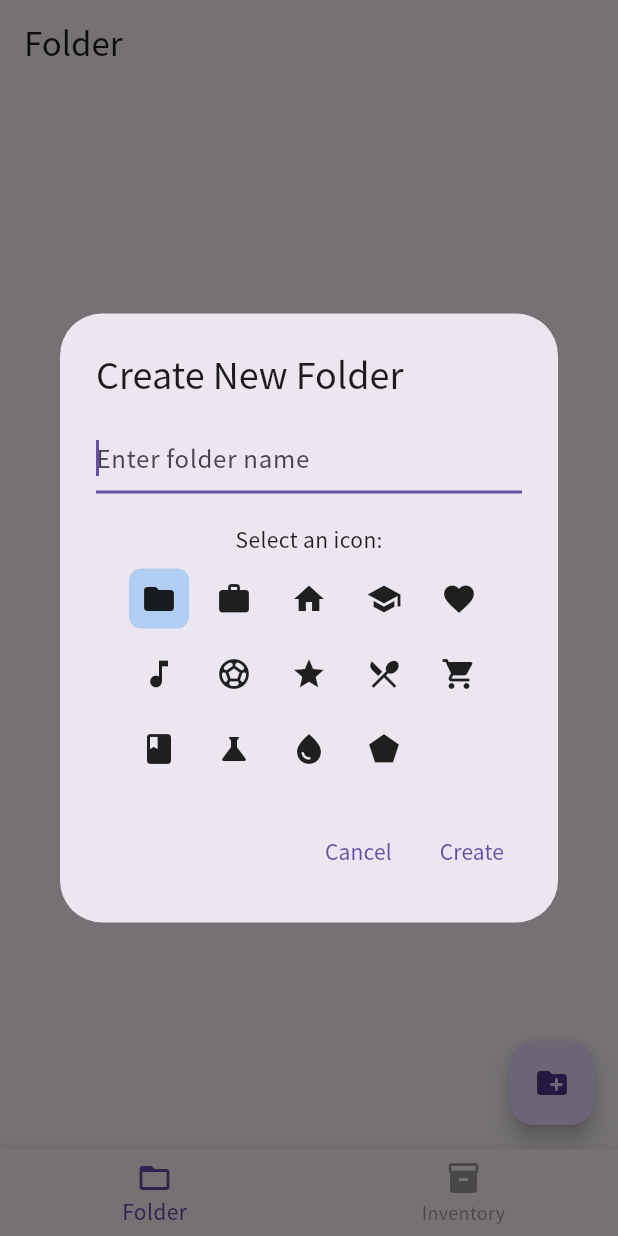
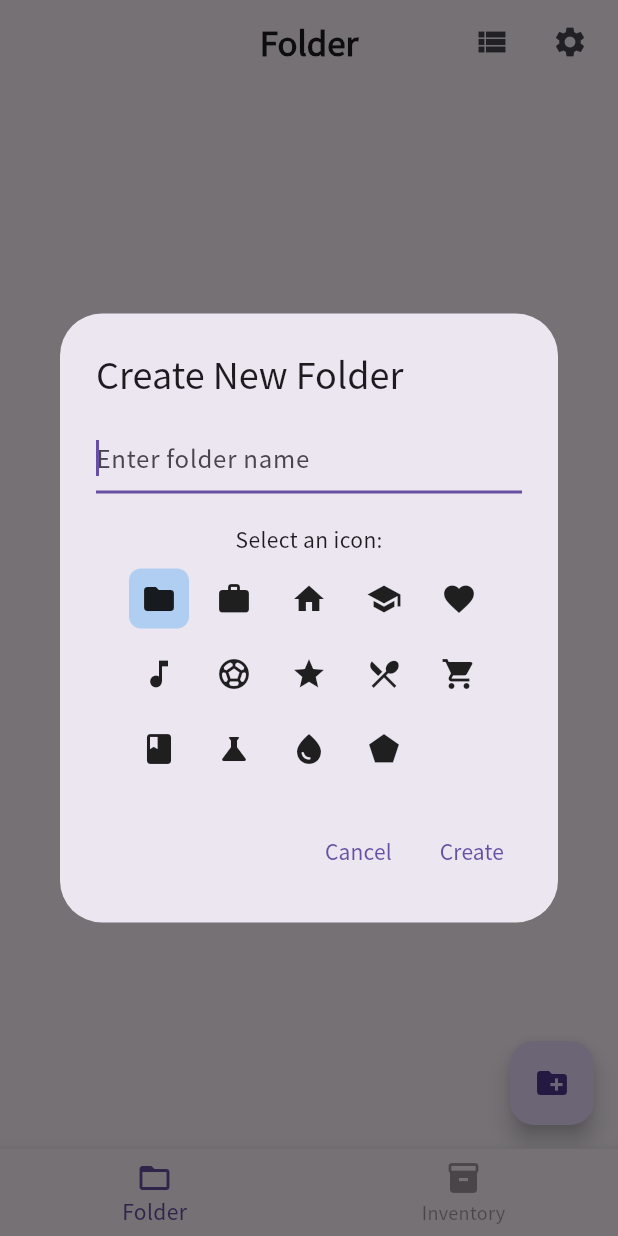
Before and after one commit to itc-s22020/Flutter-Inventory, a Flutter app: the screen it shows after launch, after a tap on the "create new folder" icon, on a phone screen of 412 x 824 dp. Run offline on Flutter 3.47's test engine with Material 3 defaults, Android fonts, the phone set to English and light mode, and no system bars; our stand-ins replace get, sembast, sembast_web, shared_preferences.

Commit message:
AppBarを作成

```diff
--- a/lib/page/folder.dart
+++ b/lib/page/folder.dart
@@ -2,6 +2,7 @@ import 'package:flutter/material.dart';
 import 'package:inventory/getx/navigation.dart';
 import 'package:inventory/pref/last_used_folder.dart';
 import 'package:inventory/sembast/inventory_service.dart';
+import 'package:inventory/ui/custom_app_bar.dart';
 
 class FolderPage extends StatelessWidget {
   final InventoryService _inventoryService = InventoryService();
@@ -120,9 +121,7 @@ class FolderPage extends StatelessWidget {
   @override
   Widget build(BuildContext context) {
     return Scaffold(
-      appBar: AppBar(
-        title: const Text('Folder'),
-      ),
+      appBar: const CustomAppBar(title: 'Folder'),
       body: ValueListenableBuilder<int>(
         valueListenable: _notifier,
         builder: (context, value, child) {
--- a/lib/page/inventory.dart
+++ b/lib/page/inventory.dart
@@ -1,18 +1,32 @@
 import 'package:flutter/material.dart';
 import 'package:inventory/pref/last_used_folder.dart';
+import '../ui/custom_app_bar.dart';
 
 class InventoryPage extends StatelessWidget {
   const InventoryPage({super.key});
 
   @override
   Widget build(BuildContext context) {
-    return Scaffold(
-      appBar: AppBar(
-        title: const Text('Inventory'),
-      ),
-      body: FutureBuilder<String?>(
+    return FutureBuilder<String?>(
       future: getLastUsedFolder(),
       builder: (context, snapshot) {
+        final folderName = snapshot.data ?? '';
+        return Scaffold(
+          appBar: CustomAppBar(title: folderName),
+          body: _buildBody(snapshot),
+          floatingActionButton: FloatingActionButton(
+            onPressed: () {
+              //TODO:あとで
+            },
+            heroTag: 'inventory',
+            child: const Icon(Icons.add),
+          ),
+        );
+      },
+    );
+  }
+
+  Widget _buildBody(AsyncSnapshot<String?> snapshot) {
     if (snapshot.connectionState == ConnectionState.waiting) {
       return const Center(child: CircularProgressIndicator());
     } else if (snapshot.hasError) {
@@ -30,15 +44,5 @@ class InventoryPage extends StatelessWidget {
         ),
       );
     }
-        },
-      ),
-      floatingActionButton: FloatingActionButton(
-        onPressed: () {
-          //TODO:あとで
-        },
-        heroTag: 'inventory',
-        child: const Icon(Icons.add),
-      ),
-    );
   }
 }
--- /dev/null
+++ b/lib/ui/custom_app_bar.dart
@@ -0,0 +1,22 @@
+import 'package:flutter/material.dart';
+
+class CustomAppBar extends StatelessWidget implements PreferredSizeWidget{
+  final String title;
+  const CustomAppBar({super.key, required this.title});
+  @override
+  Widget build(BuildContext context) {
+    return AppBar(
+      title: Text(title, style: const TextStyle(fontWeight: FontWeight.bold)),
+      centerTitle: true,
+      actions: [
+        IconButton(onPressed: (){}, icon: const Icon(Icons.view_list)),
+        const SizedBox(width: 4),
+        IconButton(onPressed: (){}, icon: const Icon(Icons.settings)),
+        const SizedBox(width: 8)
+      ],
+    );
+  }
+
+  @override
+  Size get preferredSize => const Size.fromHeight(kToolbarHeight);
+}
```
Lines whose indentation alone changed are shown as unchanged.
